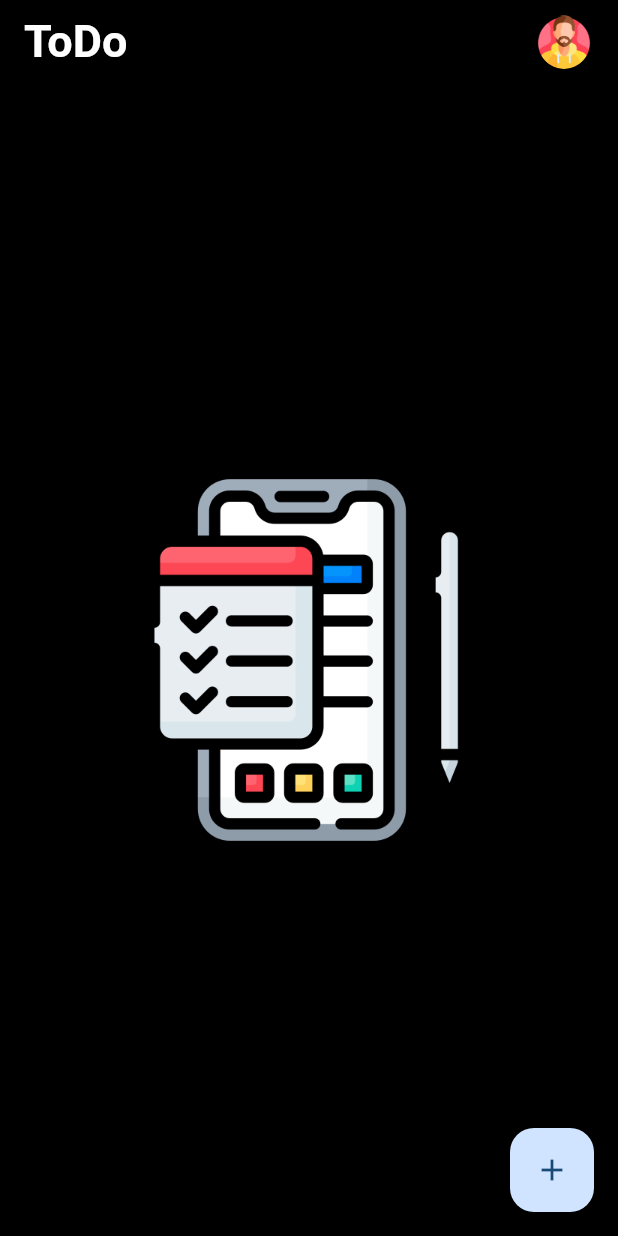
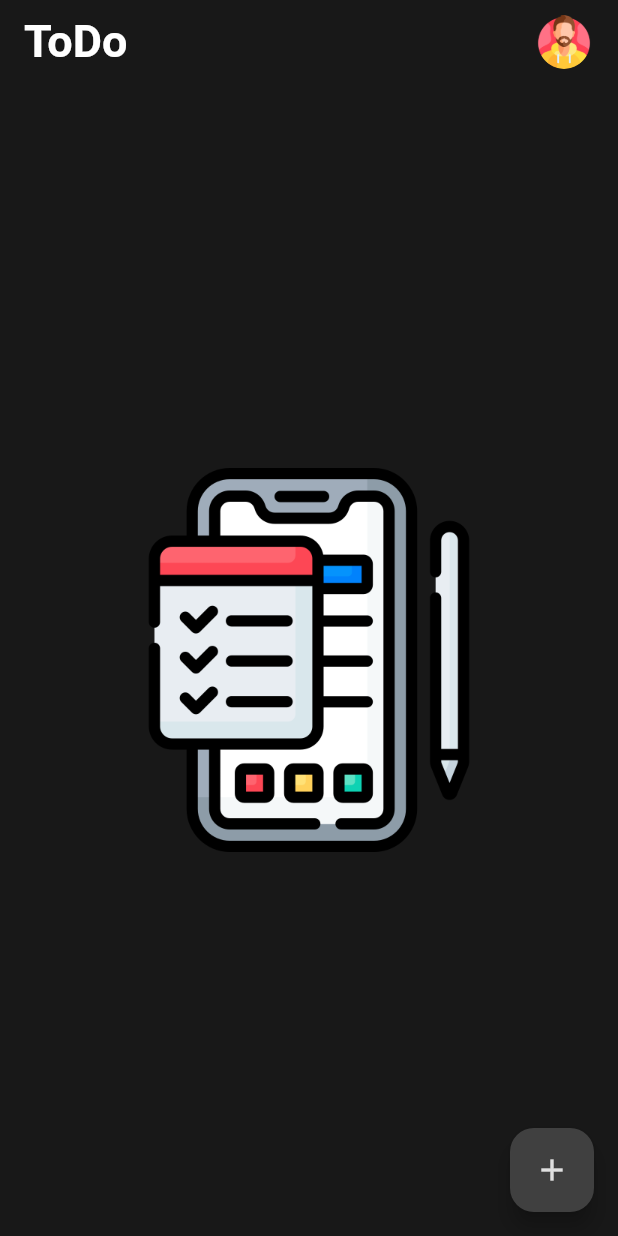
Before and after one commit to KerlosGirgis/Todo, a Flutter app: the screen it shows after launch, on a phone screen of 412 x 824 dp. Run offline on Flutter 3.47's test engine with Material 3 defaults, Android fonts, the phone set to English and light mode, and no system bars; our stand-ins replace auto_size_text, image_picker, sqflite; accounts and stored records are empty.

Commit message:
minor improvements in the ui

```diff
--- a/lib/pages/home_page.dart
+++ b/lib/pages/home_page.dart
@@ -91,8 +91,10 @@ class _HomePageState extends State<HomePage> {
     return isUserLoading == true
         ? const SizedBox.shrink()
         : Scaffold(
-            backgroundColor: colorProvider.homePageBackground,
+            backgroundColor: colorProvider.pageBackground,
             floatingActionButton: FloatingActionButton(
+              backgroundColor: colorProvider.floatingActionButtonBackground,
+              foregroundColor: colorProvider.floatingActionButtonForeground,
               onPressed: () {
                 showDialog(
                   context: context,
@@ -270,7 +272,7 @@ class _HomePageState extends State<HomePage> {
                           elevation: 1,
                           color: colorProvider.cardBackground,
                           child: ListTile(
-                            trailing: Row(
+                           /* trailing: Row(
                               mainAxisSize: MainAxisSize.min,
                               children: [
                                 IconButton(
@@ -507,7 +509,7 @@ class _HomePageState extends State<HomePage> {
                                   ),
                                 ),
                               ],
-                            ),
+                            ),*/
                             title: Column(
                               children: [
                                 Row(
@@ -519,9 +521,10 @@ class _HomePageState extends State<HomePage> {
                                             overflow: TextOverflow.ellipsis,
                                             minFontSize: 18,
                                             style: items[index].status == 0
-                                                ? const TextStyle(fontSize: 22)
-                                                : const TextStyle(
-                                                    fontSize: 22,
+                                                ?  TextStyle(fontSize: 26,color: colorProvider.taskTitle)
+                                                :  TextStyle(
+                                                color: colorProvider.taskTitle,
+                                                    fontSize: 26,
                                                     decoration: TextDecoration
                                                         .lineThrough,
                                                     decorationThickness: 3)),
@@ -803,7 +806,8 @@ class _HomePageState extends State<HomePage> {
                                         children: [
                                           Text(
                                             "${items[index].date}  ${items[index].time}",
-                                            style: const TextStyle(
+                                            style: TextStyle(
+                                              color: colorProvider.date,
                                                 fontWeight: FontWeight.normal,
                                                 fontSize: 16),
                                           )
@@ -813,7 +817,7 @@ class _HomePageState extends State<HomePage> {
                               ],
                             ),
                             subtitle: items[index].desc.isNotEmpty
-                                ? Text(items[index].desc)
+                                ? Text(items[index].desc,style: TextStyle(color: colorProvider.subtitle),)
                                 : null,
                             isThreeLine: false,
                           ),
@@ -822,7 +826,7 @@ class _HomePageState extends State<HomePage> {
                     },
                   ),
             appBar: AppBar(
-              backgroundColor: colorProvider.appBarBackground,
+              backgroundColor: colorProvider.pageBackground,
               title: Text(
                 "ToDo",
                 style: TextStyle(
--- a/lib/pages/profile_page.dart
+++ b/lib/pages/profile_page.dart
@@ -94,7 +94,7 @@ class ProfilePageState extends State<ProfilePage> {
   @override
   Widget build(BuildContext context) {
     return Scaffold(
-        backgroundColor: colorProvider.homePageBackground,
+        backgroundColor: colorProvider.pageBackground,
         body: SingleChildScrollView(
             child: Column(
           children: [
--- a/lib/services/color_provider.dart
+++ b/lib/services/color_provider.dart
@@ -1,15 +1,15 @@
-
 import 'package:flutter/material.dart';
 
-class ColorProvider{
+class ColorProvider {
   int theme;
+  Color? floatingActionButtonBackground;
+  Color? floatingActionButtonForeground;
   Color? taskTitle;
+  Color? date;
   Color? appTitle;
   Color? cardBackground;
   Color? subtitle;
-   Color? dateAndTime;
-   Color? homePageBackground;
-   Color? profilePageBackground;
+  Color? pageBackground;
   Color? userNameAlert;
   Color? profileAlertBackground;
   Color? alertButtonsBackground;
@@ -18,62 +18,50 @@ class ColorProvider{
   Color? addTaskAlertText;
   Color? editTaskAlertBackground;
   Color? addTaskAlertBackground;
-   Color? appBarBackground;
   Color? editPicButtonBackground;
   Color? profilePageText;
 
-
-
-
-  ColorProvider(this.theme){
-    if(theme==1){
-      taskTitle = Colors.black;
+  ColorProvider(this.theme) {
+    if (theme == 1) {
+      floatingActionButtonBackground = const Color.fromARGB(255, 64, 64, 64);
+      floatingActionButtonForeground = Colors.grey.shade300;
+      taskTitle = Colors.white;
+      date = Colors.white;
       appTitle = Colors.white;
-      subtitle = Colors.grey;
-      dateAndTime = Colors.white;
-      homePageBackground = Colors.black;
-      profilePageBackground = Colors.black;
+      subtitle = Colors.grey.shade200;
+      pageBackground = const Color.fromARGB(255, 24, 24, 24);
       userNameAlert = Colors.white;
-      profileAlertBackground =Colors.grey.withOpacity(.7);
-      cardBackground = Colors.grey[400];
+      profileAlertBackground = Colors.grey.shade800.withOpacity(.8);
+      cardBackground = Colors.grey.shade700;
       alertButtonsBackground = Colors.black;
       profilePageButtonsBackground = Colors.grey[50];
       profilePageName = Colors.blue[100];
-      addTaskAlertText= Colors.black;
-      editTaskAlertBackground=Colors.grey;
-      addTaskAlertBackground=Colors.grey;
-      appBarBackground=Colors.black12;
-      editPicButtonBackground=Colors.grey;
+      addTaskAlertText = Colors.black;
+      editTaskAlertBackground = Colors.grey;
+      addTaskAlertBackground = Colors.grey;
+      editPicButtonBackground = Colors.grey;
       profilePageName = Colors.blue[100];
       profilePageText = Colors.white;
-
-    }
-    else{
+    } else {
+      floatingActionButtonBackground = Colors.blue.shade300;
+      floatingActionButtonForeground = Colors.white;
       taskTitle = Colors.black;
+      date = Colors.black;
       appTitle = Colors.black;
-      subtitle = Colors.black;
-      dateAndTime = Colors.black;
-      homePageBackground = Colors.white;
-      profilePageBackground = Colors.white;
+      subtitle = Colors.grey.shade800;
+      pageBackground = Colors.white;
       userNameAlert = Colors.white;
-      profileAlertBackground =Colors.grey.withOpacity(.7);
-      cardBackground = Colors.blue[50];
+      profileAlertBackground = Colors.grey;
+      cardBackground = Colors.grey.shade200;
       alertButtonsBackground = Colors.white;
       profilePageButtonsBackground = Colors.white;
       profilePageName = Colors.blue;
-      addTaskAlertText= Colors.black;
-      editTaskAlertBackground=Colors.white;
-      addTaskAlertBackground=Colors.white;
-      appBarBackground=Colors.white;
-      editPicButtonBackground=Colors.white;
+      addTaskAlertText = Colors.black;
+      editTaskAlertBackground = Colors.white;
+      addTaskAlertBackground = Colors.white;
+      editPicButtonBackground = Colors.white;
       profilePageName = Colors.blue;
       profilePageText = Colors.black;
-
     }
-
   }
-
-
-
-
 }
```
Lines whose indentation alone changed are shown as unchanged.
